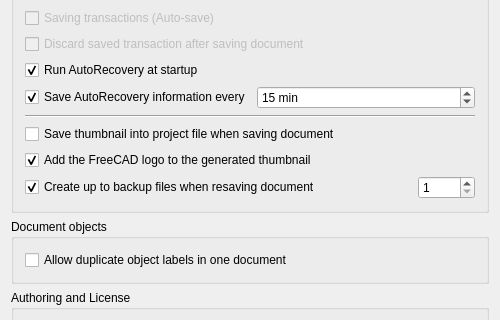
The window that src/Gui/DlgSettingsDocument.ui (berndhahnebach/All_FreeCAD) describes before a commit, drawn with Qt 5; both pictures show x 0 to 500 and y 208 to 528 of the 500 by 685 pixel window.
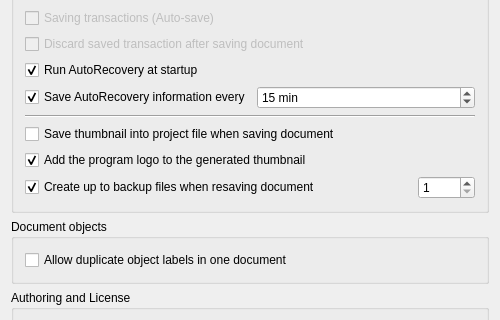
The same window after the commit. Custom widgets are drawn as their Qt base class.

Commit message: due to branding reasons avoid a direct mentioning of FreeCAD

Diff of the .ui file:
```diff
--- a/src/Gui/DlgSettingsDocument.ui
+++ b/src/Gui/DlgSettingsDocument.ui
@@ -341,7 +341,7 @@
       <item row="6" column="0">
        <widget class="Gui::PrefCheckBox" name="prefAddLogo">
         <property name="text">
-         <string>Add the FreeCAD logo to the generated thumbnail</string>
+         <string>Add the program logo to the generated thumbnail</string>
         </property>
         <property name="checked">
          <bool>true</bool>
```
